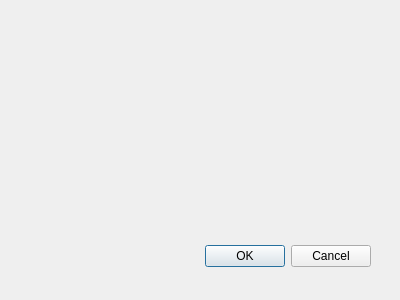
Old version of the form zadanie3.ui in the repository SpencerMSU/YanevskiiProject1.
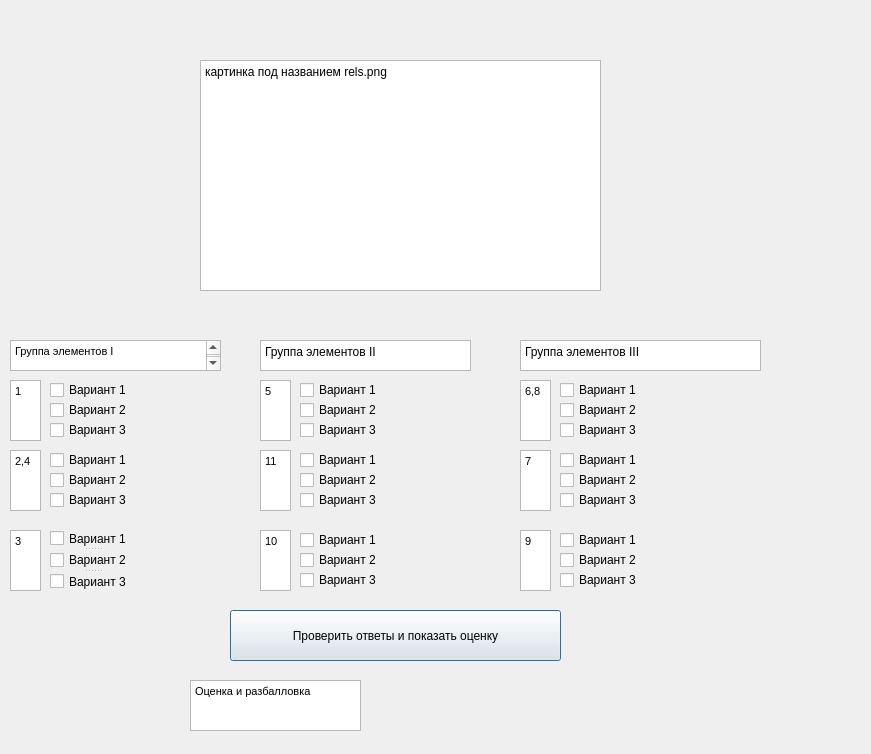
New version of the form.

```diff
--- a/zadanie3.ui
+++ b/zadanie3.ui
@@ -6,28 +6,611 @@
    <rect>
     <x>0</x>
     <y>0</y>
-    <width>400</width>
-    <height>300</height>
+    <width>871</width>
+    <height>754</height>
    </rect>
   </property>
   <property name="windowTitle">
    <string>Dialog</string>
   </property>
-  <widget class="QDialogButtonBox" name="buttonBox">
+  <widget class="QFrame" name="frame">
    <property name="geometry">
     <rect>
-     <x>30</x>
-     <y>240</y>
-     <width>341</width>
-     <height>32</height>
+     <x>200</x>
+     <y>60</y>
+     <width>401</width>
+     <height>231</height>
+    </rect>
+   </property>
+   <property name="frameShape">
+    <enum>QFrame::StyledPanel</enum>
+   </property>
+   <property name="frameShadow">
+    <enum>QFrame::Raised</enum>
+   </property>
+   <widget class="QPlainTextEdit" name="plainTextEdit">
+    <property name="geometry">
+     <rect>
+      <x>0</x>
+      <y>0</y>
+      <width>401</width>
+      <height>231</height>
+     </rect>
+    </property>
+    <property name="plainText">
+     <string>картинка под названием rels.png
+</string>
+    </property>
+   </widget>
+  </widget>
+  <widget class="QPlainTextEdit" name="plainTextEdit_3">
+   <property name="geometry">
+    <rect>
+     <x>260</x>
+     <y>340</y>
+     <width>211</width>
+     <height>31</height>
+    </rect>
+   </property>
+   <property name="plainText">
+    <string>Группа элементов II</string>
+   </property>
+  </widget>
+  <widget class="QPlainTextEdit" name="plainTextEdit_4">
+   <property name="geometry">
+    <rect>
+     <x>520</x>
+     <y>340</y>
+     <width>241</width>
+     <height>31</height>
+    </rect>
+   </property>
+   <property name="plainText">
+    <string>Группа элементов III</string>
+   </property>
+  </widget>
+  <widget class="QCheckBox" name="checkBox">
+   <property name="geometry">
+    <rect>
+     <x>50</x>
+     <y>380</y>
+     <width>81</width>
+     <height>20</height>
+    </rect>
+   </property>
+   <property name="text">
+    <string>Вариант 1</string>
+   </property>
+  </widget>
+  <widget class="QCheckBox" name="checkBox_2">
+   <property name="geometry">
+    <rect>
+     <x>50</x>
+     <y>400</y>
+     <width>81</width>
+     <height>20</height>
+    </rect>
+   </property>
+   <property name="text">
+    <string>Вариант 2</string>
+   </property>
+  </widget>
+  <widget class="QCheckBox" name="checkBox_3">
+   <property name="geometry">
+    <rect>
+     <x>50</x>
+     <y>420</y>
+     <width>81</width>
+     <height>20</height>
+    </rect>
+   </property>
+   <property name="text">
+    <string>Вариант 3</string>
+   </property>
+  </widget>
+  <widget class="QCheckBox" name="checkBox_4">
+   <property name="geometry">
+    <rect>
+     <x>50</x>
+     <y>490</y>
+     <width>81</width>
+     <height>20</height>
+    </rect>
+   </property>
+   <property name="text">
+    <string>Вариант 3</string>
+   </property>
+  </widget>
+  <widget class="QCheckBox" name="checkBox_5">
+   <property name="geometry">
+    <rect>
+     <x>50</x>
+     <y>450</y>
+     <width>81</width>
+     <height>20</height>
+    </rect>
+   </property>
+   <property name="text">
+    <string>Вариант 1</string>
+   </property>
+  </widget>
+  <widget class="QCheckBox" name="checkBox_6">
+   <property name="geometry">
+    <rect>
+     <x>50</x>
+     <y>470</y>
+     <width>81</width>
+     <height>20</height>
+    </rect>
+   </property>
+   <property name="text">
+    <string>Вариант 2</string>
+   </property>
+  </widget>
+  <widget class="QCheckBox" name="checkBox_10">
+   <property name="geometry">
+    <rect>
+     <x>300</x>
+     <y>400</y>
+     <width>81</width>
+     <height>20</height>
+    </rect>
+   </property>
+   <property name="text">
+    <string>Вариант 2</string>
+   </property>
+  </widget>
+  <widget class="QCheckBox" name="checkBox_11">
+   <property name="geometry">
+    <rect>
+     <x>300</x>
+     <y>380</y>
+     <width>81</width>
+     <height>20</height>
+    </rect>
+   </property>
+   <property name="text">
+    <string>Вариант 1</string>
+   </property>
+  </widget>
+  <widget class="QCheckBox" name="checkBox_12">
+   <property name="geometry">
+    <rect>
+     <x>300</x>
+     <y>420</y>
+     <width>81</width>
+     <height>20</height>
+    </rect>
+   </property>
+   <property name="text">
+    <string>Вариант 3</string>
+   </property>
+  </widget>
+  <widget class="QCheckBox" name="checkBox_13">
+   <property name="geometry">
+    <rect>
+     <x>300</x>
+     <y>470</y>
+     <width>81</width>
+     <height>20</height>
+    </rect>
+   </property>
+   <property name="text">
+    <string>Вариант 2</string>
+   </property>
+  </widget>
+  <widget class="QCheckBox" name="checkBox_14">
+   <property name="geometry">
+    <rect>
+     <x>300</x>
+     <y>450</y>
+     <width>81</width>
+     <height>20</height>
+    </rect>
+   </property>
+   <property name="text">
+    <string>Вариант 1</string>
+   </property>
+  </widget>
+  <widget class="QCheckBox" name="checkBox_15">
+   <property name="geometry">
+    <rect>
+     <x>300</x>
+     <y>490</y>
+     <width>81</width>
+     <height>20</height>
+    </rect>
+   </property>
+   <property name="text">
+    <string>Вариант 3</string>
+   </property>
+  </widget>
+  <widget class="QCheckBox" name="checkBox_16">
+   <property name="geometry">
+    <rect>
+     <x>300</x>
+     <y>550</y>
+     <width>81</width>
+     <height>20</height>
+    </rect>
+   </property>
+   <property name="text">
+    <string>Вариант 2</string>
+   </property>
+  </widget>
+  <widget class="QCheckBox" name="checkBox_17">
+   <property name="geometry">
+    <rect>
+     <x>300</x>
+     <y>530</y>
+     <width>81</width>
+     <height>20</height>
+    </rect>
+   </property>
+   <property name="text">
+    <string>Вариант 1</string>
+   </property>
+  </widget>
+  <widget class="QCheckBox" name="checkBox_18">
+   <property name="geometry">
+    <rect>
+     <x>300</x>
+     <y>570</y>
+     <width>81</width>
+     <height>20</height>
+    </rect>
+   </property>
+   <property name="text">
+    <string>Вариант 3</string>
+   </property>
+  </widget>
+  <widget class="QCheckBox" name="checkBox_19">
+   <property name="geometry">
+    <rect>
+     <x>560</x>
+     <y>400</y>
+     <width>81</width>
+     <height>20</height>
+    </rect>
+   </property>
+   <property name="text">
+    <string>Вариант 2</string>
+   </property>
+  </widget>
+  <widget class="QCheckBox" name="checkBox_20">
+   <property name="geometry">
+    <rect>
+     <x>560</x>
+     <y>380</y>
+     <width>81</width>
+     <height>20</height>
+    </rect>
+   </property>
+   <property name="text">
+    <string>Вариант 1</string>
+   </property>
+  </widget>
+  <widget class="QCheckBox" name="checkBox_21">
+   <property name="geometry">
+    <rect>
+     <x>560</x>
+     <y>420</y>
+     <width>81</width>
+     <height>20</height>
+    </rect>
+   </property>
+   <property name="text">
+    <string>Вариант 3</string>
+   </property>
+  </widget>
+  <widget class="QCheckBox" name="checkBox_22">
+   <property name="geometry">
+    <rect>
+     <x>560</x>
+     <y>470</y>
+     <width>81</width>
+     <height>20</height>
+    </rect>
+   </property>
+   <property name="text">
+    <string>Вариант 2</string>
+   </property>
+  </widget>
+  <widget class="QCheckBox" name="checkBox_23">
+   <property name="geometry">
+    <rect>
+     <x>560</x>
+     <y>450</y>
+     <width>81</width>
+     <height>20</height>
+    </rect>
+   </property>
+   <property name="text">
+    <string>Вариант 1</string>
+   </property>
+  </widget>
+  <widget class="QCheckBox" name="checkBox_24">
+   <property name="geometry">
+    <rect>
+     <x>560</x>
+     <y>490</y>
+     <width>81</width>
+     <height>20</height>
+    </rect>
+   </property>
+   <property name="text">
+    <string>Вариант 3</string>
+   </property>
+  </widget>
+  <widget class="QCheckBox" name="checkBox_25">
+   <property name="geometry">
+    <rect>
+     <x>560</x>
+     <y>550</y>
+     <width>81</width>
+     <height>20</height>
+    </rect>
+   </property>
+   <property name="text">
+    <string>Вариант 2</string>
+   </property>
+  </widget>
+  <widget class="QCheckBox" name="checkBox_26">
+   <property name="geometry">
+    <rect>
+     <x>560</x>
+     <y>530</y>
+     <width>81</width>
+     <height>20</height>
+    </rect>
+   </property>
+   <property name="text">
+    <string>Вариант 1</string>
+   </property>
+  </widget>
+  <widget class="QCheckBox" name="checkBox_27">
+   <property name="geometry">
+    <rect>
+     <x>560</x>
+     <y>570</y>
+     <width>81</width>
+     <height>20</height>
+    </rect>
+   </property>
+   <property name="text">
+    <string>Вариант 3</string>
+   </property>
+  </widget>
+  <widget class="QPushButton" name="pushButton">
+   <property name="geometry">
+    <rect>
+     <x>230</x>
+     <y>610</y>
+     <width>331</width>
+     <height>51</height>
+    </rect>
+   </property>
+   <property name="text">
+    <string>Проверить ответы и показать оценку</string>
+   </property>
+  </widget>
+  <widget class="QTextBrowser" name="textBrowser">
+   <property name="geometry">
+    <rect>
+     <x>10</x>
+     <y>340</y>
+     <width>211</width>
+     <height>31</height>
+    </rect>
+   </property>
+   <property name="html">
+    <string>&lt;!DOCTYPE HTML PUBLIC &quot;-//W3C//DTD HTML 4.0//EN&quot; &quot;http://www.w3.org/TR/REC-html40/strict.dtd&quot;&gt;
+&lt;html&gt;&lt;head&gt;&lt;meta name=&quot;qrichtext&quot; content=&quot;1&quot; /&gt;&lt;style type=&quot;text/css&quot;&gt;
+p, li { white-space: pre-wrap; }
+&lt;/style&gt;&lt;/head&gt;&lt;body style=&quot; font-family:'MS Shell Dlg 2'; font-size:7.8pt; font-weight:400; font-style:normal;&quot;&gt;
+&lt;p style=&quot; margin-top:0px; margin-bottom:0px; margin-left:0px; margin-right:0px; -qt-block-indent:0; text-indent:0px;&quot;&gt;&lt;span style=&quot; font-size:8pt;&quot;&gt;Группа элементов I&lt;/span&gt;&lt;/p&gt;
+&lt;p style=&quot;-qt-paragraph-type:empty; margin-top:0px; margin-bottom:0px; margin-left:0px; margin-right:0px; -qt-block-indent:0; text-indent:0px; font-size:8pt;&quot;&gt;&lt;br /&gt;&lt;/p&gt;&lt;/body&gt;&lt;/html&gt;</string>
+   </property>
+  </widget>
+  <widget class="QTextBrowser" name="textBrowser_2">
+   <property name="geometry">
+    <rect>
+     <x>10</x>
+     <y>380</y>
+     <width>31</width>
+     <height>61</height>
+    </rect>
+   </property>
+   <property name="html">
+    <string>&lt;!DOCTYPE HTML PUBLIC &quot;-//W3C//DTD HTML 4.0//EN&quot; &quot;http://www.w3.org/TR/REC-html40/strict.dtd&quot;&gt;
+&lt;html&gt;&lt;head&gt;&lt;meta name=&quot;qrichtext&quot; content=&quot;1&quot; /&gt;&lt;style type=&quot;text/css&quot;&gt;
+p, li { white-space: pre-wrap; }
+&lt;/style&gt;&lt;/head&gt;&lt;body style=&quot; font-family:'MS Shell Dlg 2'; font-size:7.8pt; font-weight:400; font-style:normal;&quot;&gt;
+&lt;p style=&quot; margin-top:0px; margin-bottom:0px; margin-left:0px; margin-right:0px; -qt-block-indent:0; text-indent:0px;&quot;&gt;&lt;span style=&quot; font-size:8pt;&quot;&gt;1&lt;/span&gt;&lt;/p&gt;&lt;/body&gt;&lt;/html&gt;</string>
+   </property>
+  </widget>
+  <widget class="QTextBrowser" name="textBrowser_3">
+   <property name="geometry">
+    <rect>
+     <x>10</x>
+     <y>450</y>
+     <width>31</width>
+     <height>61</height>
+    </rect>
+   </property>
+   <property name="html">
+    <string>&lt;!DOCTYPE HTML PUBLIC &quot;-//W3C//DTD HTML 4.0//EN&quot; &quot;http://www.w3.org/TR/REC-html40/strict.dtd&quot;&gt;
+&lt;html&gt;&lt;head&gt;&lt;meta name=&quot;qrichtext&quot; content=&quot;1&quot; /&gt;&lt;style type=&quot;text/css&quot;&gt;
+p, li { white-space: pre-wrap; }
+&lt;/style&gt;&lt;/head&gt;&lt;body style=&quot; font-family:'MS Shell Dlg 2'; font-size:7.8pt; font-weight:400; font-style:normal;&quot;&gt;
+&lt;p style=&quot; margin-top:0px; margin-bottom:0px; margin-left:0px; margin-right:0px; -qt-block-indent:0; text-indent:0px;&quot;&gt;&lt;span style=&quot; font-size:8pt;&quot;&gt;2,4&lt;/span&gt;&lt;/p&gt;
+&lt;p style=&quot;-qt-paragraph-type:empty; margin-top:0px; margin-bottom:0px; margin-left:0px; margin-right:0px; -qt-block-indent:0; text-indent:0px; font-size:8pt;&quot;&gt;&lt;br /&gt;&lt;/p&gt;&lt;/body&gt;&lt;/html&gt;</string>
+   </property>
+  </widget>
+  <widget class="QTextBrowser" name="textBrowser_4">
+   <property name="geometry">
+    <rect>
+     <x>10</x>
+     <y>530</y>
+     <width>31</width>
+     <height>61</height>
+    </rect>
+   </property>
+   <property name="html">
+    <string>&lt;!DOCTYPE HTML PUBLIC &quot;-//W3C//DTD HTML 4.0//EN&quot; &quot;http://www.w3.org/TR/REC-html40/strict.dtd&quot;&gt;
+&lt;html&gt;&lt;head&gt;&lt;meta name=&quot;qrichtext&quot; content=&quot;1&quot; /&gt;&lt;style type=&quot;text/css&quot;&gt;
+p, li { white-space: pre-wrap; }
+&lt;/style&gt;&lt;/head&gt;&lt;body style=&quot; font-family:'MS Shell Dlg 2'; font-size:7.8pt; font-weight:400; font-style:normal;&quot;&gt;
+&lt;p style=&quot; margin-top:0px; margin-bottom:0px; margin-left:0px; margin-right:0px; -qt-block-indent:0; text-indent:0px;&quot;&gt;&lt;span style=&quot; font-size:8pt;&quot;&gt;3&lt;/span&gt;&lt;/p&gt;&lt;/body&gt;&lt;/html&gt;</string>
+   </property>
+  </widget>
+  <widget class="QTextBrowser" name="textBrowser_5">
+   <property name="geometry">
+    <rect>
+     <x>260</x>
+     <y>380</y>
+     <width>31</width>
+     <height>61</height>
+    </rect>
+   </property>
+   <property name="html">
+    <string>&lt;!DOCTYPE HTML PUBLIC &quot;-//W3C//DTD HTML 4.0//EN&quot; &quot;http://www.w3.org/TR/REC-html40/strict.dtd&quot;&gt;
+&lt;html&gt;&lt;head&gt;&lt;meta name=&quot;qrichtext&quot; content=&quot;1&quot; /&gt;&lt;style type=&quot;text/css&quot;&gt;
+p, li { white-space: pre-wrap; }
+&lt;/style&gt;&lt;/head&gt;&lt;body style=&quot; font-family:'MS Shell Dlg 2'; font-size:7.8pt; font-weight:400; font-style:normal;&quot;&gt;
+&lt;p style=&quot; margin-top:0px; margin-bottom:0px; margin-left:0px; margin-right:0px; -qt-block-indent:0; text-indent:0px;&quot;&gt;&lt;span style=&quot; font-size:8pt;&quot;&gt;5&lt;/span&gt;&lt;/p&gt;&lt;/body&gt;&lt;/html&gt;</string>
+   </property>
+  </widget>
+  <widget class="QTextBrowser" name="textBrowser_6">
+   <property name="geometry">
+    <rect>
+     <x>260</x>
+     <y>530</y>
+     <width>31</width>
+     <height>61</height>
+    </rect>
+   </property>
+   <property name="html">
+    <string>&lt;!DOCTYPE HTML PUBLIC &quot;-//W3C//DTD HTML 4.0//EN&quot; &quot;http://www.w3.org/TR/REC-html40/strict.dtd&quot;&gt;
+&lt;html&gt;&lt;head&gt;&lt;meta name=&quot;qrichtext&quot; content=&quot;1&quot; /&gt;&lt;style type=&quot;text/css&quot;&gt;
+p, li { white-space: pre-wrap; }
+&lt;/style&gt;&lt;/head&gt;&lt;body style=&quot; font-family:'MS Shell Dlg 2'; font-size:7.8pt; font-weight:400; font-style:normal;&quot;&gt;
+&lt;p style=&quot; margin-top:0px; margin-bottom:0px; margin-left:0px; margin-right:0px; -qt-block-indent:0; text-indent:0px;&quot;&gt;&lt;span style=&quot; font-size:8pt;&quot;&gt;10&lt;/span&gt;&lt;/p&gt;
+&lt;p style=&quot;-qt-paragraph-type:empty; margin-top:0px; margin-bottom:0px; margin-left:0px; margin-right:0px; -qt-block-indent:0; text-indent:0px; font-size:8pt;&quot;&gt;&lt;br /&gt;&lt;/p&gt;&lt;/body&gt;&lt;/html&gt;</string>
+   </property>
+  </widget>
+  <widget class="QTextBrowser" name="textBrowser_7">
+   <property name="geometry">
+    <rect>
+     <x>260</x>
+     <y>450</y>
+     <width>31</width>
+     <height>61</height>
+    </rect>
+   </property>
+   <property name="html">
+    <string>&lt;!DOCTYPE HTML PUBLIC &quot;-//W3C//DTD HTML 4.0//EN&quot; &quot;http://www.w3.org/TR/REC-html40/strict.dtd&quot;&gt;
+&lt;html&gt;&lt;head&gt;&lt;meta name=&quot;qrichtext&quot; content=&quot;1&quot; /&gt;&lt;style type=&quot;text/css&quot;&gt;
+p, li { white-space: pre-wrap; }
+&lt;/style&gt;&lt;/head&gt;&lt;body style=&quot; font-family:'MS Shell Dlg 2'; font-size:7.8pt; font-weight:400; font-style:normal;&quot;&gt;
+&lt;p style=&quot; margin-top:0px; margin-bottom:0px; margin-left:0px; margin-right:0px; -qt-block-indent:0; text-indent:0px;&quot;&gt;&lt;span style=&quot; font-size:8pt;&quot;&gt;11&lt;/span&gt;&lt;/p&gt;&lt;/body&gt;&lt;/html&gt;</string>
+   </property>
+  </widget>
+  <widget class="QTextBrowser" name="textBrowser_8">
+   <property name="geometry">
+    <rect>
+     <x>520</x>
+     <y>380</y>
+     <width>31</width>
+     <height>61</height>
+    </rect>
+   </property>
+   <property name="html">
+    <string>&lt;!DOCTYPE HTML PUBLIC &quot;-//W3C//DTD HTML 4.0//EN&quot; &quot;http://www.w3.org/TR/REC-html40/strict.dtd&quot;&gt;
+&lt;html&gt;&lt;head&gt;&lt;meta name=&quot;qrichtext&quot; content=&quot;1&quot; /&gt;&lt;style type=&quot;text/css&quot;&gt;
+p, li { white-space: pre-wrap; }
+&lt;/style&gt;&lt;/head&gt;&lt;body style=&quot; font-family:'MS Shell Dlg 2'; font-size:7.8pt; font-weight:400; font-style:normal;&quot;&gt;
+&lt;p style=&quot; margin-top:0px; margin-bottom:0px; margin-left:0px; margin-right:0px; -qt-block-indent:0; text-indent:0px;&quot;&gt;&lt;span style=&quot; font-size:8pt;&quot;&gt;6,8&lt;/span&gt;&lt;/p&gt;&lt;/body&gt;&lt;/html&gt;</string>
+   </property>
+  </widget>
+  <widget class="QTextBrowser" name="textBrowser_9">
+   <property name="geometry">
+    <rect>
+     <x>520</x>
+     <y>530</y>
+     <width>31</width>
+     <height>61</height>
+    </rect>
+   </property>
+   <property name="html">
+    <string>&lt;!DOCTYPE HTML PUBLIC &quot;-//W3C//DTD HTML 4.0//EN&quot; &quot;http://www.w3.org/TR/REC-html40/strict.dtd&quot;&gt;
+&lt;html&gt;&lt;head&gt;&lt;meta name=&quot;qrichtext&quot; content=&quot;1&quot; /&gt;&lt;style type=&quot;text/css&quot;&gt;
+p, li { white-space: pre-wrap; }
+&lt;/style&gt;&lt;/head&gt;&lt;body style=&quot; font-family:'MS Shell Dlg 2'; font-size:7.8pt; font-weight:400; font-style:normal;&quot;&gt;
+&lt;p style=&quot; margin-top:0px; margin-bottom:0px; margin-left:0px; margin-right:0px; -qt-block-indent:0; text-indent:0px;&quot;&gt;&lt;span style=&quot; font-size:8pt;&quot;&gt;9&lt;/span&gt;&lt;/p&gt;&lt;/body&gt;&lt;/html&gt;</string>
+   </property>
+  </widget>
+  <widget class="QTextBrowser" name="textBrowser_10">
+   <property name="geometry">
+    <rect>
+     <x>520</x>
+     <y>450</y>
+     <width>31</width>
+     <height>61</height>
+    </rect>
+   </property>
+   <property name="html">
+    <string>&lt;!DOCTYPE HTML PUBLIC &quot;-//W3C//DTD HTML 4.0//EN&quot; &quot;http://www.w3.org/TR/REC-html40/strict.dtd&quot;&gt;
+&lt;html&gt;&lt;head&gt;&lt;meta name=&quot;qrichtext&quot; content=&quot;1&quot; /&gt;&lt;style type=&quot;text/css&quot;&gt;
+p, li { white-space: pre-wrap; }
+&lt;/style&gt;&lt;/head&gt;&lt;body style=&quot; font-family:'MS Shell Dlg 2'; font-size:7.8pt; font-weight:400; font-style:normal;&quot;&gt;
+&lt;p style=&quot; margin-top:0px; margin-bottom:0px; margin-left:0px; margin-right:0px; -qt-block-indent:0; text-indent:0px;&quot;&gt;&lt;span style=&quot; font-size:8pt;&quot;&gt;7&lt;/span&gt;&lt;/p&gt;&lt;/body&gt;&lt;/html&gt;</string>
+   </property>
+  </widget>
+  <widget class="QTextBrowser" name="textBrowser_11">
+   <property name="geometry">
+    <rect>
+     <x>190</x>
+     <y>680</y>
+     <width>171</width>
+     <height>51</height>
+    </rect>
+   </property>
+   <property name="html">
+    <string>&lt;!DOCTYPE HTML PUBLIC &quot;-//W3C//DTD HTML 4.0//EN&quot; &quot;http://www.w3.org/TR/REC-html40/strict.dtd&quot;&gt;
+&lt;html&gt;&lt;head&gt;&lt;meta name=&quot;qrichtext&quot; content=&quot;1&quot; /&gt;&lt;style type=&quot;text/css&quot;&gt;
+p, li { white-space: pre-wrap; }
+&lt;/style&gt;&lt;/head&gt;&lt;body style=&quot; font-family:'MS Shell Dlg 2'; font-size:7.8pt; font-weight:400; font-style:normal;&quot;&gt;
+&lt;p style=&quot; margin-top:0px; margin-bottom:0px; margin-left:0px; margin-right:0px; -qt-block-indent:0; text-indent:0px;&quot;&gt;&lt;span style=&quot; font-size:8pt;&quot;&gt;Оценка и разбалловка&lt;/span&gt;&lt;/p&gt;&lt;/body&gt;&lt;/html&gt;</string>
+   </property>
+  </widget>
+  <widget class="QSplitter" name="splitter">
+   <property name="geometry">
+    <rect>
+     <x>50</x>
+     <y>530</y>
+     <width>86</width>
+     <height>60</height>
     </rect>
    </property>
    <property name="orientation">
-    <enum>Qt::Horizontal</enum>
+    <enum>Qt::Vertical</enum>
    </property>
-   <property name="standardButtons">
-    <set>QDialogButtonBox::Cancel|QDialogButtonBox::Ok</set>
-   </property>
+   <widget class="QCheckBox" name="checkBox_8">
+    <property name="text">
+     <string>Вариант 1</string>
+    </property>
+   </widget>
+   <widget class="QCheckBox" name="checkBox_9">
+    <property name="text">
+     <string>Вариант 2</string>
+    </property>
+   </widget>
+   <widget class="QCheckBox" name="checkBox_7">
+    <property name="text">
+     <string>Вариант 3</string>
+    </property>
+   </widget>
   </widget>
  </widget>
  <resources/>
```
Left out of the diff: 41 changed lines with no effect on the pictures.
